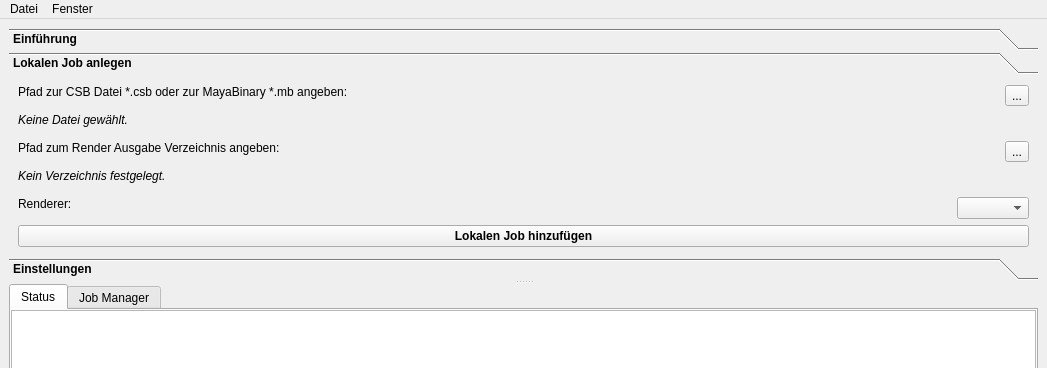
Before: the Qt Designer form res/Pfad_Aeffchen.ui in tappi287/pfadaeffchen, drawn with Qt 5; both pictures show x 0 to 1047 and y 0 to 368 of the 1047 by 877 pixel window.
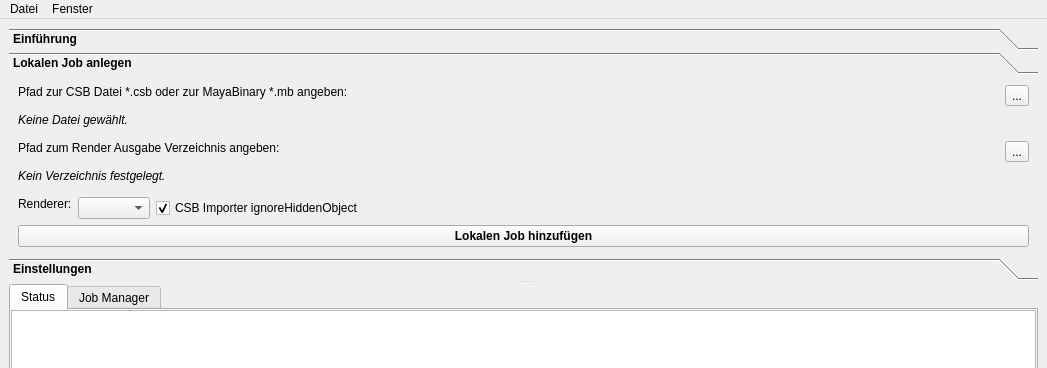
After: the same form once the commit is applied. The open tabs and pages were chosen to show the change. Icons and pictures are not drawn.

Commit message: Add support for CSB Import option ignoreHiddenObject=0 or 1

What changed in the file:
```diff
--- a/res/Pfad_Aeffchen.ui
+++ b/res/Pfad_Aeffchen.ui
@@ -109,7 +109,7 @@
         <property name="geometry">
          <rect>
           <x>0</x>
-          <y>0</y>
+          <y>-78</y>
           <width>1003</width>
           <height>224</height>
          </rect>
@@ -232,6 +232,35 @@
              </property>
             </widget>
            </item>
+           <item>
+            <widget class="QCheckBox" name="checkBoxCsbIgnoreHidden">
+             <property name="font">
+              <font>
+               <weight>50</weight>
+               <bold>false</bold>
+              </font>
+             </property>
+             <property name="text">
+              <string>CSB Importer ignoreHiddenObject</string>
+             </property>
+             <property name="checked">
+              <bool>true</bool>
+             </property>
+            </widget>
+           </item>
+           <item>
+            <spacer name="horizontalSpacer_2">
+             <property name="orientation">
+              <enum>Qt::Horizontal</enum>
+             </property>
+             <property name="sizeHint" stdset="0">
+              <size>
+               <width>40</width>
+               <height>20</height>
+              </size>
+             </property>
+            </spacer>
+           </item>
           </layout>
          </item>
          <item>
```
Left out of the diff: 4 changed lines with no effect on the pictures. The commit also changes 8 other files.
